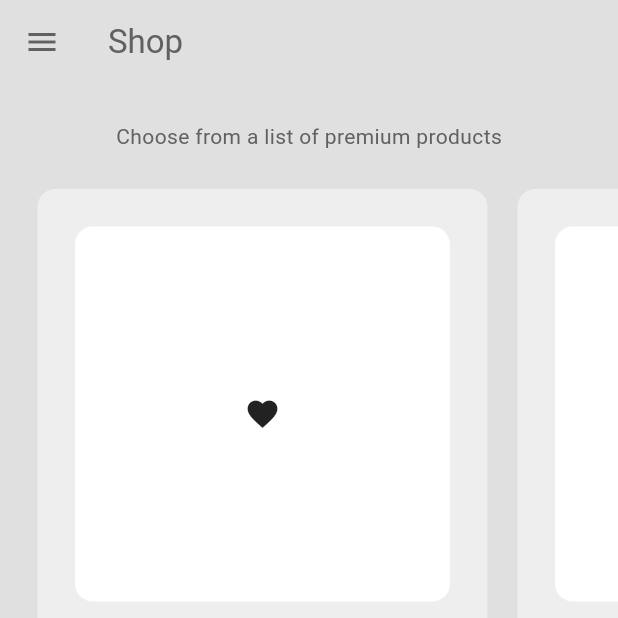
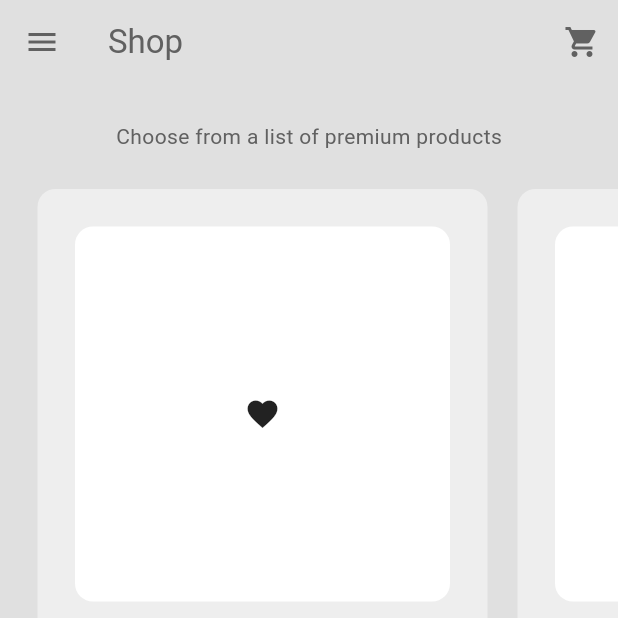
Before and after one commit to dixonaws/minimal_ecommerce, a Flutter app: the ShopPage screen opened by its route, on a phone screen of 412 x 824 dp, the top half of it. Run offline on Flutter 3.47's test engine with Material 3 defaults, Android fonts, the phone set to English and light mode, and no system bars.

Commit message:
added cart button to appbar

```diff
--- a/lib/pages/shop_page.dart
+++ b/lib/pages/shop_page.dart
@@ -18,6 +18,12 @@ class ShopPage extends StatelessWidget {
         foregroundColor: Theme.of(context).colorScheme.inversePrimary,
         elevation: 0,
         title: Text('Shop'),
+        actions: [
+          IconButton(
+            onPressed: () => Navigator.pushNamed(context, '/cart_page'),
+            icon: Icon(Icons.shopping_cart),
+          ),
+        ],
       ),
       drawer: MyDrawer(),
       backgroundColor: Theme.of(context).colorScheme.background,
@@ -27,8 +33,8 @@ class ShopPage extends StatelessWidget {
           Center(
               child: Text(
             "Choose from a list of premium products",
-              style: TextStyle(
-                  color: Theme.of(context).colorScheme.inversePrimary),
+            style:
+                TextStyle(color: Theme.of(context).colorScheme.inversePrimary),
           )),
           SizedBox(
             height: 550,
@@ -46,6 +52,7 @@ class ShopPage extends StatelessWidget {
             ),
           ),
         ],
-        ));
+      ),
+    );
   }
 }
```
Also changed, not shown: lib/pages/cart_page.dart (+19 -2 lines). Lines whose indentation alone changed are shown as unchanged.
